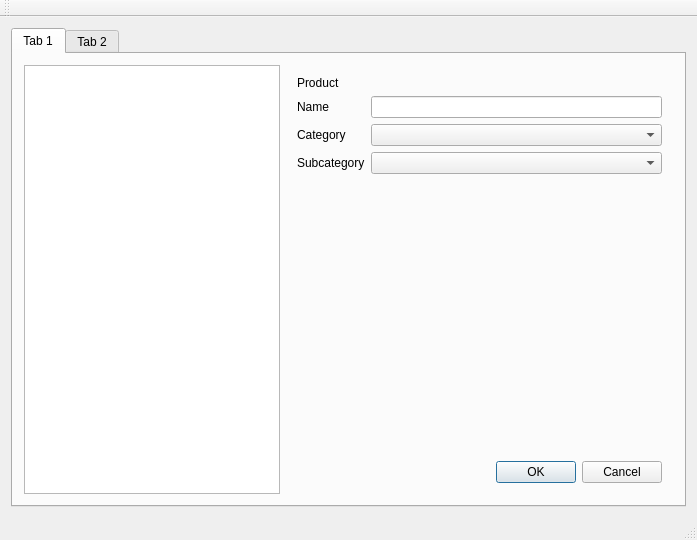
Before: the Qt Designer form mainwindow.ui in Greezael/sukaldu, drawn with Qt 5.
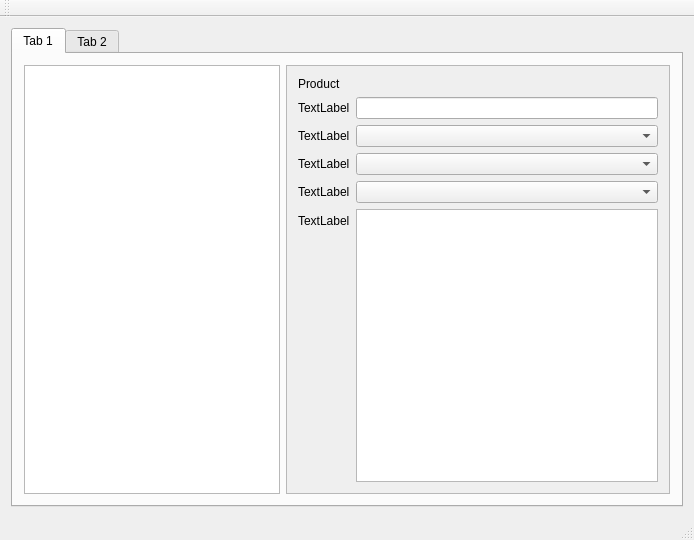
After: the same form once the commit is applied.

Commit message: Refactor for tabbed interface

```diff
--- a/mainwindow.ui
+++ b/mainwindow.ui
@@ -14,7 +14,7 @@
    <string>MainWindow</string>
   </property>
   <widget class="QWidget" name="centralWidget">
-   <layout class="QVBoxLayout" name="verticalLayout">
+   <layout class="QHBoxLayout" name="horizontalLayout">
     <item>
      <widget class="QTabWidget" name="tabWidget">
       <property name="currentIndex">
@@ -36,121 +36,82 @@
          </widget>
         </item>
         <item>
-         <widget class="QStackedWidget" name="edit_pane">
-          <property name="currentIndex">
-           <number>0</number>
+         <widget class="QScrollArea" name="prod_scroll">
+          <property name="widgetResizable">
+           <bool>true</bool>
           </property>
-          <widget class="QWidget" name="product_edit">
-           <layout class="QFormLayout" name="formLayout">
-            <property name="fieldGrowthPolicy">
-             <enum>QFormLayout::AllNonFixedFieldsGrow</enum>
-            </property>
+          <widget class="QWidget" name="prod_edit_wrapper">
+           <property name="geometry">
+            <rect>
+             <x>0</x>
+             <y>0</y>
+             <width>390</width>
+             <height>399</height>
+            </rect>
+           </property>
+           <layout class="QHBoxLayout" name="horizontalLayout_4">
+            <item>
+             <layout class="QFormLayout" name="prod_edit">
             <item row="0" column="0">
-             <widget class="QLabel" name="p_page_title">
+               <widget class="QLabel" name="prod_title">
               <property name="text">
                <string>Product</string>
               </property>
              </widget>
             </item>
             <item row="1" column="0">
-             <widget class="QLabel" name="p_name_title">
+               <widget class="QLabel" name="prod_name_tag">
               <property name="text">
-               <string>Name</string>
+                 <string>TextLabel</string>
               </property>
              </widget>
             </item>
             <item row="1" column="1">
-             <widget class="QLineEdit" name="p_name"/>
-            </item>
-            <item row="5" column="1">
-             <widget class="QDialogButtonBox" name="p_buttons">
-              <property name="standardButtons">
-               <set>QDialogButtonBox::Cancel|QDialogButtonBox::Ok</set>
-              </property>
-             </widget>
+               <widget class="QLineEdit" name="prod_name"/>
             </item>
             <item row="2" column="0">
-             <widget class="QLabel" name="p_cat_title">
+               <widget class="QLabel" name="prod_cat_tag">
               <property name="text">
-               <string>Category</string>
+                 <string>TextLabel</string>
               </property>
              </widget>
             </item>
             <item row="3" column="0">
-             <widget class="QLabel" name="p_subcat_title">
+               <widget class="QLabel" name="prod_subcat_tag">
               <property name="text">
-               <string>Subcategory</string>
+                 <string>TextLabel</string>
               </property>
              </widget>
             </item>
-            <item row="4" column="1">
-             <spacer name="verticalSpacer">
-              <property name="orientation">
-               <enum>Qt::Vertical</enum>
-              </property>
-              <property name="sizeHint" stdset="0">
-               <size>
-                <width>20</width>
-                <height>40</height>
-               </size>
-              </property>
-             </spacer>
-            </item>
             <item row="2" column="1">
-             <widget class="QComboBox" name="p_cat"/>
+               <widget class="QComboBox" name="prod_cat"/>
             </item>
             <item row="3" column="1">
-             <widget class="QComboBox" name="p_subcat"/>
-            </item>
-           </layout>
-          </widget>
-          <widget class="QWidget" name="recipe_edit">
-           <layout class="QFormLayout" name="formLayout_2">
-            <item row="0" column="0">
-             <widget class="QLabel" name="r_page_title">
+               <widget class="QComboBox" name="prod_subcat"/>
+              </item>
+              <item row="4" column="0">
+               <widget class="QLabel" name="prod_meas_tag">
               <property name="text">
-               <string>Recipe</string>
+                 <string>TextLabel</string>
               </property>
              </widget>
             </item>
-            <item row="1" column="1">
-             <spacer name="verticalSpacer_2">
-              <property name="orientation">
-               <enum>Qt::Vertical</enum>
-              </property>
-              <property name="sizeHint" stdset="0">
-               <size>
-                <width>321</width>
-                <height>353</height>
-               </size>
-              </property>
-             </spacer>
-            </item>
-           </layout>
-          </widget>
-          <widget class="QWidget" name="menu_edit">
-           <layout class="QFormLayout" name="formLayout_3">
-            <item row="1" column="0">
-             <spacer name="verticalSpacer_3">
-              <property name="orientation">
-               <enum>Qt::Vertical</enum>
-              </property>
-              <property name="sizeHint" stdset="0">
-               <size>
-                <width>20</width>
-                <height>353</height>
-               </size>
-              </property>
-             </spacer>
-            </item>
-            <item row="0" column="0">
-             <widget class="QLabel" name="m_page_title">
+              <item row="4" column="1">
+               <widget class="QComboBox" name="prod_meas"/>
+              </item>
+              <item row="5" column="0">
+               <widget class="QLabel" name="prod_notes_tag">
               <property name="text">
-               <string>Menu</string>
+                 <string>TextLabel</string>
               </property>
              </widget>
             </item>
-           </layout>
+              <item row="5" column="1">
+               <widget class="QPlainTextEdit" name="prod_notes"/>
+              </item>
+             </layout>
+            </item>
+           </layout>
           </widget>
          </widget>
         </item>
```
Left out of the diff: 6 changed lines with no effect on the pictures. Lines whose indentation alone changed are shown as unchanged. The commit also changes 1 other file.
